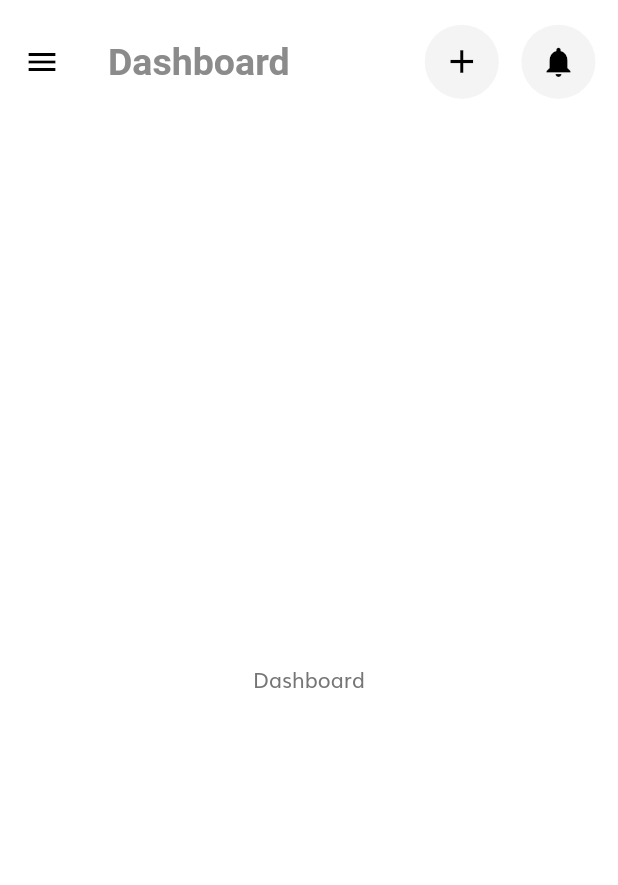
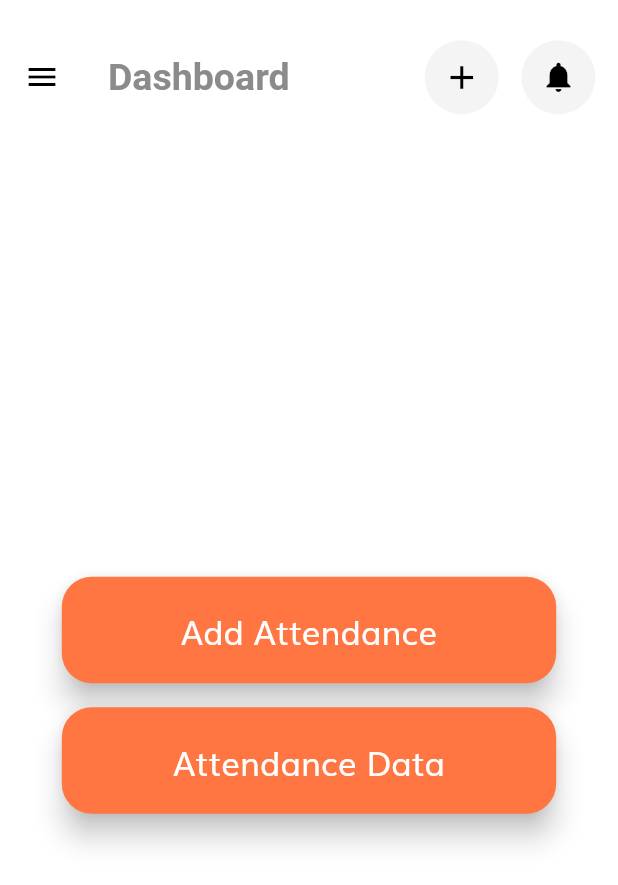
Before and after one commit to Chevronner/Attendance-Management-App, a Flutter app: the DashBoard screen opened by its route, on a phone screen of 412 x 824 dp. Shown: the top 885 px of the screen. Run offline on Flutter 3.47's test engine with Material 2 defaults, Android fonts, the phone set to English and light mode, and no system bars; our stand-ins replace flutter_svg, font_awesome_flutter, shared_preferences, table_calendar; accounts and stored records are empty.

Commit message:
some major changes

```diff
--- /dev/null
+++ b/lib/components/custom_button.dart
@@ -0,0 +1,42 @@
+import 'package:flutter/material.dart';
+
+import 'package:checkbox/constants.dart';
+import 'package:checkbox/size_config.dart';
+
+class CustomButton extends StatelessWidget {
+  const CustomButton({
+    Key key,
+    this.text,
+    this.press,
+  }) : super(key: key);
+  final String text;
+  final Function press;
+
+  @override
+  Widget build(BuildContext context) {
+    return SizedBox(
+      width: getProportionateScreenWidth(300),
+      height: getProportionateScreenHeight(70),
+      child: TextButton(
+        style: TextButton.styleFrom(
+          shape: RoundedRectangleBorder(
+            borderRadius: BorderRadius.circular(20),
+          ),
+          backgroundColor: kPrimaryColor,
+          elevation: 8.0,
+        ),
+        // shape: RoundedRectangleBorder(borderRadius: BorderRadius.circular(20)),
+        // color: Color(0xFFF68887),
+        // color: kPrimaryColor,
+        onPressed: press,
+        child: Text(
+          text,
+          style: TextStyle(
+            fontSize: getProportionateScreenWidth(20),
+            color: Colors.white,
+          ),
+        ),
+      ),
+    );
+  }
+}
--- a/lib/routes.dart
+++ b/lib/routes.dart
@@ -1,3 +1,5 @@
+import 'package:checkbox/screens/add_attendance/attendance_screen.dart';
+import 'package:checkbox/screens/classroom/classroom_screen.dart';
 import 'package:flutter/widgets.dart';
 import 'package:checkbox/screens/complete_profile/complete_profile_screen.dart';
 import 'package:checkbox/screens/dashboard/dashboard.dart';
@@ -21,4 +23,6 @@ final Map<String, WidgetBuilder> routes = {
   DashBoard.routeName: (context) => DashBoard(),
   HomeScreen.routeName: (context) => HomeScreen(),
   Calendar.routeName: (context) => Calendar(),
+  Classroom.routeName: (context) => Classroom(),
+  TakeAttendanceScreen.routeName: (context) => TakeAttendanceScreen(),
 };
--- /dev/null
+++ b/lib/screens/classroom/components/body.dart
@@ -0,0 +1,34 @@
+import 'package:checkbox/components/classroom_card.dart';
+import 'package:checkbox/size_config.dart';
+import 'package:flutter/material.dart';
+
+class Body extends StatefulWidget {
+  @override
+  _BodyState createState() => _BodyState();
+}
+
+class _BodyState extends State<Body> {
+  @override
+  Widget build(BuildContext context) {
+    return SafeArea(
+      child: Container(
+        width: double.infinity,
+        child: Column(
+          mainAxisAlignment: MainAxisAlignment.start,
+          crossAxisAlignment: CrossAxisAlignment.center,
+          children: [
+            SizedBox(
+              height: getProportionateScreenHeight(20),
+            ),
+            ClassroomCard(
+              subject: "DBMS",
+            ),
+            ClassroomCard(
+              subject: "Operating System",
+            ),
+          ],
+        ),
+      ),
+    );
+  }
+}
--- a/lib/screens/dashboard/components/body.dart
+++ b/lib/screens/dashboard/components/body.dart
@@ -1,4 +1,8 @@
+import 'package:checkbox/components/custom_button.dart';
+import 'package:checkbox/screens/classroom/classroom_screen.dart';
+import 'package:checkbox/size_config.dart';
 import 'package:flutter/material.dart';
+import 'package:flutter/rendering.dart';
 
 class Body extends StatefulWidget {
   @override
@@ -6,11 +10,38 @@ class Body extends StatefulWidget {
 }
 
 class _BodyState extends State<Body> {
+  bool chartDataAvailable = false;
   @override
   Widget build(BuildContext context) {
     return Container(
-      child: Center(
-        child: Text("Dashboard"),
+      width: double.infinity,
+      child: Column(
+        crossAxisAlignment: CrossAxisAlignment.center,
+        mainAxisAlignment: MainAxisAlignment.center,
+        children: [
+          Padding(
+            padding: const EdgeInsets.all(8.0),
+            child: CustomButton(
+              text: "Add Attendance",
+              press: () {
+                Navigator.pushNamed(context, Classroom.routeName);
+              },
+            ),
+          ),
+          // SizedBox(
+          //   height: getProportionateScreenHeight(80),
+          //   width: double.infinity,
+          // ),
+          Padding(
+            padding: const EdgeInsets.all(8.0),
+            child: CustomButton(
+              text: "Attendance Data",
+              press: () {
+                print("button pressed");
+              },
+            ),
+          ),
+        ],
       ),
     );
   }
--- a/lib/screens/dashboard/dashboard.dart
+++ b/lib/screens/dashboard/dashboard.dart
@@ -13,7 +13,8 @@ class DashBoard extends StatefulWidget {
 class _DashBoardState extends State<DashBoard> {
   @override
   Widget build(BuildContext context) {
-    return Scaffold(
+    return SafeArea(
+      child: Scaffold(
         drawer: new NavDrawer(),
         appBar: AppBar(
           title: Text(
@@ -23,10 +24,11 @@ class _DashBoardState extends State<DashBoard> {
               fontWeight: FontWeight.w600,
             ),
           ),
-        toolbarHeight: SizeConfig.screenHeight * 0.1,
+          toolbarHeight: SizeConfig.screenHeight * 0.125,
           actions: sideIcons(),
         ),
         body: Body(),
+      ),
     );
   }
 }
--- a/lib/screens/sign_in/components/body.dart
+++ b/lib/screens/sign_in/components/body.dart
@@ -1,9 +1,6 @@
 import 'package:flutter/material.dart';
 import 'package:checkbox/components/no_account_text.dart';
 import 'package:checkbox/components/social_card.dart';
-import 'package:checkbox/screens/forgot_password/forgot_password_screen.dart';
-
-import 'package:checkbox/constants.dart';
 import 'package:checkbox/size_config.dart';
 import 'sign_form.dart';
 
--- a/lib/screens/sign_in/components/sign_form.dart
+++ b/lib/screens/sign_in/components/sign_form.dart
@@ -1,10 +1,8 @@
 import 'package:flutter/material.dart';
 import 'package:checkbox/components/custom_surfix_icon.dart';
 import 'package:checkbox/components/form_error.dart';
-import 'package:checkbox/screens/dashboard/dashboard.dart';
 import 'package:checkbox/screens/forgot_password/forgot_password_screen.dart';
 import 'package:checkbox/screens/homeScreen.dart';
-import 'package:checkbox/screens/login_success/login_success_screen.dart';
 
 import '../../../components/default_button.dart';
 import 'package:checkbox/constants.dart';
--- a/lib/size_config.dart
+++ b/lib/size_config.dart
@@ -28,3 +28,6 @@ double getProportionateScreenWidth(double inputWidth) {
   // 375 is the layout width that designer use
   return (inputWidth / 375.0) * screenWidth;
 }
+
+// double width = MediaQuery.of(context).size.width;
+// double height = MediaQuery.of(context).size.height;
```
Also changed, not shown: lib/components/classroom_card.dart (added, +59 -0 lines), lib/components/student_card.dart (added, +73 -0 lines), lib/screens/add_attendance/attendance_screen.dart (added, +30 -0 lines), lib/screens/add_attendance/components/body.dart (added, +66 -0 lines), lib/screens/classroom/classroom_screen.dart (added, +31 -0 lines), lib/screens/sign_up/components/sign_up_form.dart (+4 -4 lines), pubspec.lock. Lines whose indentation alone changed are shown as unchanged.
